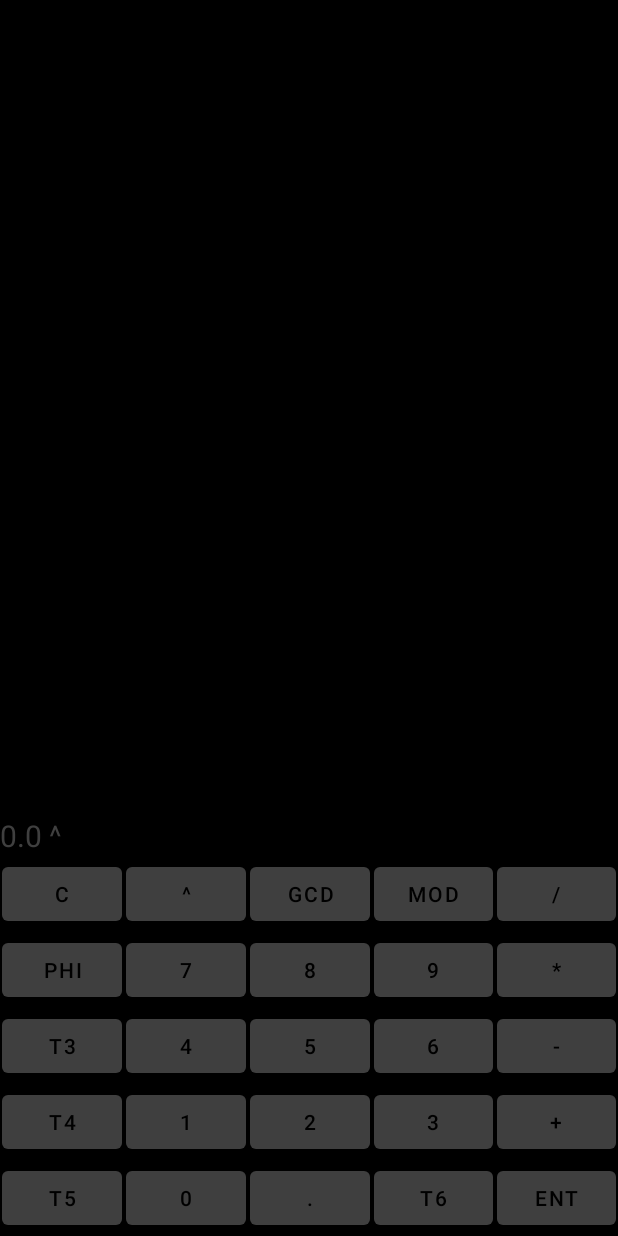
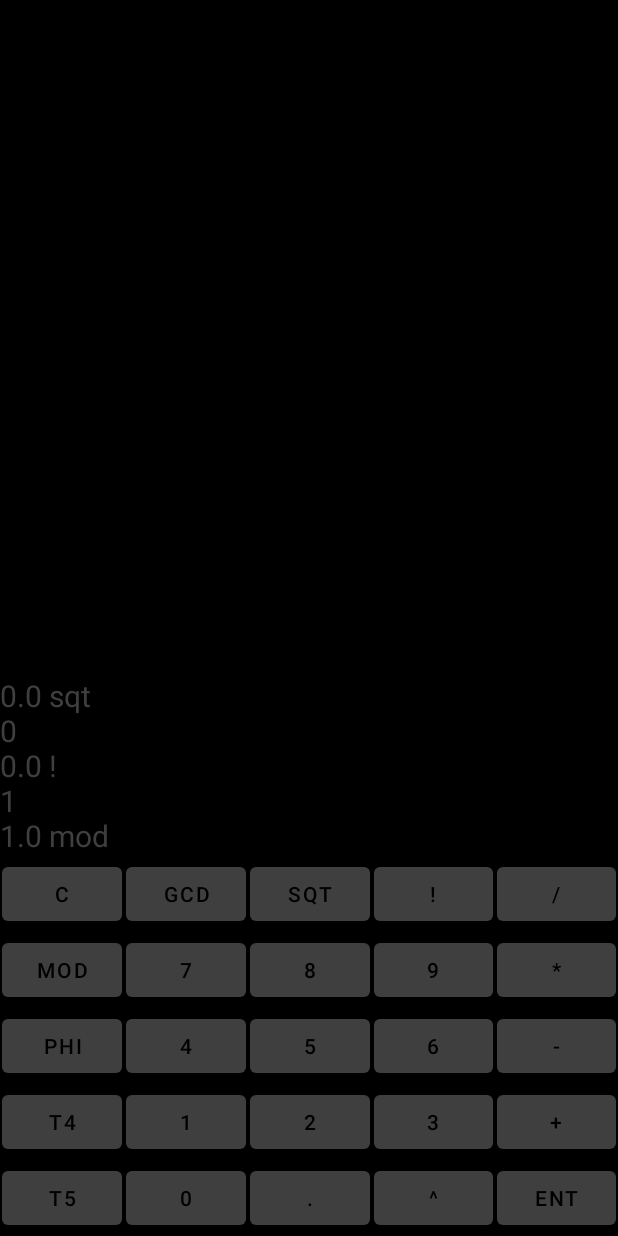
Before and after one commit to chrimson/CalCrypt, an Android app: the screen it shows after launch (MainActivity), after a tap on "MOD", on a phone screen of 412 x 824 dp. Run offline under Robolectric (Android 15) with nearby library versions, the phone set to English and light mode, and no system bars; 3 other taps on this screen came first.

Commit message:
Factorial, square root

```diff
--- a/app/src/main/java/net/chrimson/calcrypt/MainActivity.java
+++ b/app/src/main/java/net/chrimson/calcrypt/MainActivity.java
@@ -52,6 +52,8 @@ public class MainActivity extends AppCompatActivity {
         Button btnDiv = findViewById(R.id.div);
         Button btnMod = findViewById(R.id.mod);
         Button btnPow = findViewById(R.id.pow);
+        Button btnFac = findViewById(R.id.fac);
+        Button btnSqt = findViewById(R.id.sqt);
         Button btnEnt = findViewById(R.id.ent);
         //endregion
 
@@ -97,17 +99,21 @@ public class MainActivity extends AppCompatActivity {
             display.append("9");
         });
         btnPnt.setOnClickListener(view -> {
-            valueText += ".";
-            display.append(".");
+            if (!valueText.contains(".")) {
+                valueText += ".";
+                display.append(".");
+            }
         });
         //endregion
 
-        btnAdd.setOnClickListener(view -> operate("+"));
-        btnSub.setOnClickListener(view -> operate("-"));
-        btnMul.setOnClickListener(view -> operate("*"));
-        btnDiv.setOnClickListener(view -> operate("/"));
-        btnMod.setOnClickListener(view -> operate("mod"));
-        btnPow.setOnClickListener(view -> operate("^"));
+        btnAdd.setOnClickListener(view -> operateTwo("+"));
+        btnSub.setOnClickListener(view -> operateTwo("-"));
+        btnMul.setOnClickListener(view -> operateTwo("*"));
+        btnDiv.setOnClickListener(view -> operateTwo("/"));
+        btnMod.setOnClickListener(view -> operateTwo("mod"));
+        btnPow.setOnClickListener(view -> operateTwo("^"));
+        btnFac.setOnClickListener(view -> operateOne("!"));
+        btnSqt.setOnClickListener(view -> operateOne("sqt"));
 
         btnClr.setOnClickListener(view -> {
             String text = display.getText().toString();
@@ -142,21 +148,43 @@ public class MainActivity extends AppCompatActivity {
         });
     }
 
-    private void operate(String op) {
+
+    private void operateOne(String op) {
         this.op = op;
 
         if (values.size() == 0) {
             if (valueText.length() > 0) {
                 values.add(Double.parseDouble(valueText));
                 valueText = "";
-
-                display.append(" " + op + " ");
             } else if (valueText.length() == 0) {
                 values.add(result);
+                display.append(String.valueOf(result));
+            }
+            display.append(" " + op + "\n");
 
+            result = result(op);
+            display.append(decimalFormat.format(result));
+            display.append("\n");
+
+            valueText = "";
+            this.op = "NON";
+            scroller.fullScroll(View.FOCUS_DOWN);
+        }
+    }
+
+    private void operateTwo(String op) {
+        this.op = op;
+
+        if (values.size() == 0) {
+            if (valueText.length() > 0) {
+                values.add(Double.parseDouble(valueText));
+                valueText = "";
+            } else if (valueText.length() == 0) {
+                values.add(result);
                 display.append(String.valueOf(result));
-                display.append(" " + op + " ");
             }
+
+            display.append(" " + op + " ");
         }
     }
 
@@ -182,6 +210,15 @@ public class MainActivity extends AppCompatActivity {
             case "^":
                 temp = Math.pow(values.get(0), values.get(1));
                 break;
+            case "!":
+                temp = 1.0;
+                for (int factor = 2; factor <= values.get(0); factor ++) {
+                    temp *= factor;
+                }
+                break;
+            case "sqt":
+                temp = Math.sqrt(values.get(0));
+                break;
         }
 
         values.clear();
--- a/app/src/main/res/layout/buttons_layout.xml
+++ b/app/src/main/res/layout/buttons_layout.xml
@@ -15,18 +15,18 @@
             android:layout_margin="1dp"
             android:layout_weight="1"/>
         <Button
-            android:text="^"
-            android:id="@+id/pow"
-            android:layout_margin="1dp"
-            android:layout_weight="1"/>
-        <Button
             android:text="gcd"
             android:id="@+id/gcd"
             android:layout_margin="1dp"
             android:layout_weight="1"/>
         <Button
-            android:text="mod"
-            android:id="@+id/mod"
+            android:text="sqt"
+            android:id="@+id/sqt"
+            android:layout_margin="1dp"
+            android:layout_weight="1"/>
+        <Button
+            android:text="!"
+            android:id="@+id/fac"
             android:layout_margin="1dp"
             android:layout_weight="1"/>
         <Button
@@ -40,8 +40,8 @@
         android:layout_width="match_parent"
         android:layout_height="match_parent">
         <Button
-            android:text="phi"
-            android:id="@+id/phi"
+            android:text="mod"
+            android:id="@+id/mod"
             android:layout_margin="1dp"
             android:layout_weight="1"/>
         <Button
@@ -70,8 +70,8 @@
         android:layout_width="match_parent"
         android:layout_height="match_parent">
         <Button
-            android:text="t3"
-            android:id="@+id/tmp3"
+            android:text="phi"
+            android:id="@+id/phi"
             android:layout_margin="1dp"
             android:layout_weight="1"/>
         <Button
@@ -145,8 +145,8 @@
             android:layout_margin="1dp"
             android:layout_weight="1"/>
         <Button
-            android:text="t6"
-            android:id="@+id/tmp6"
+            android:text="^"
+            android:id="@+id/pow"
             android:layout_margin="1dp"
             android:layout_weight="1"/>
         <Button
```
